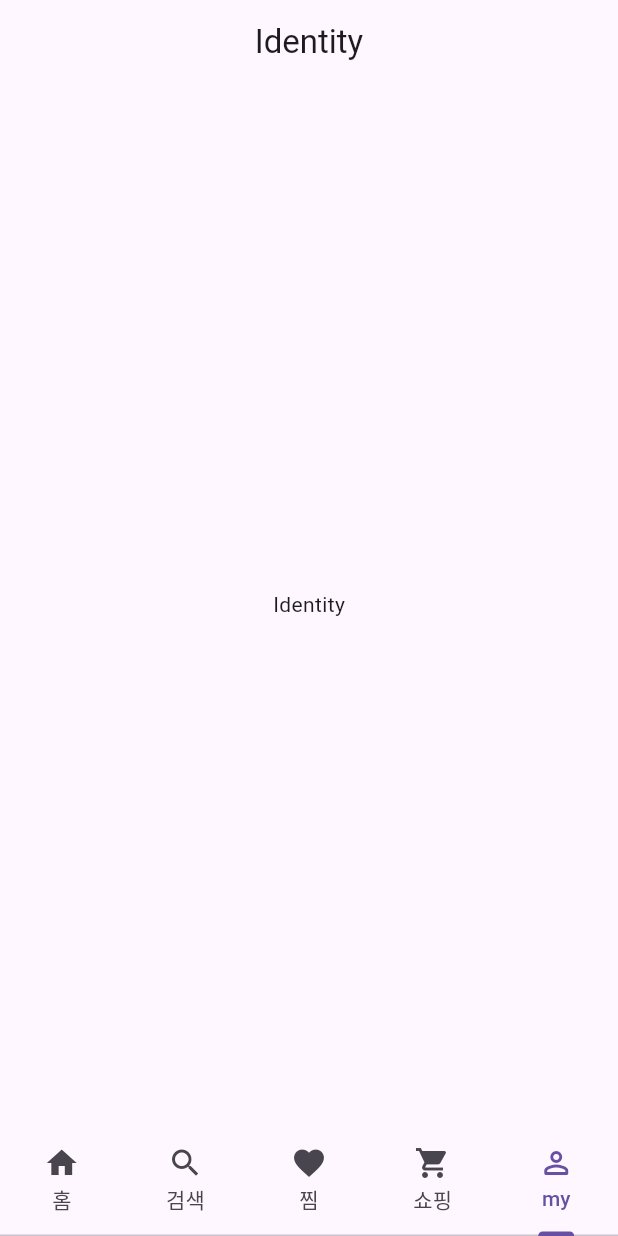
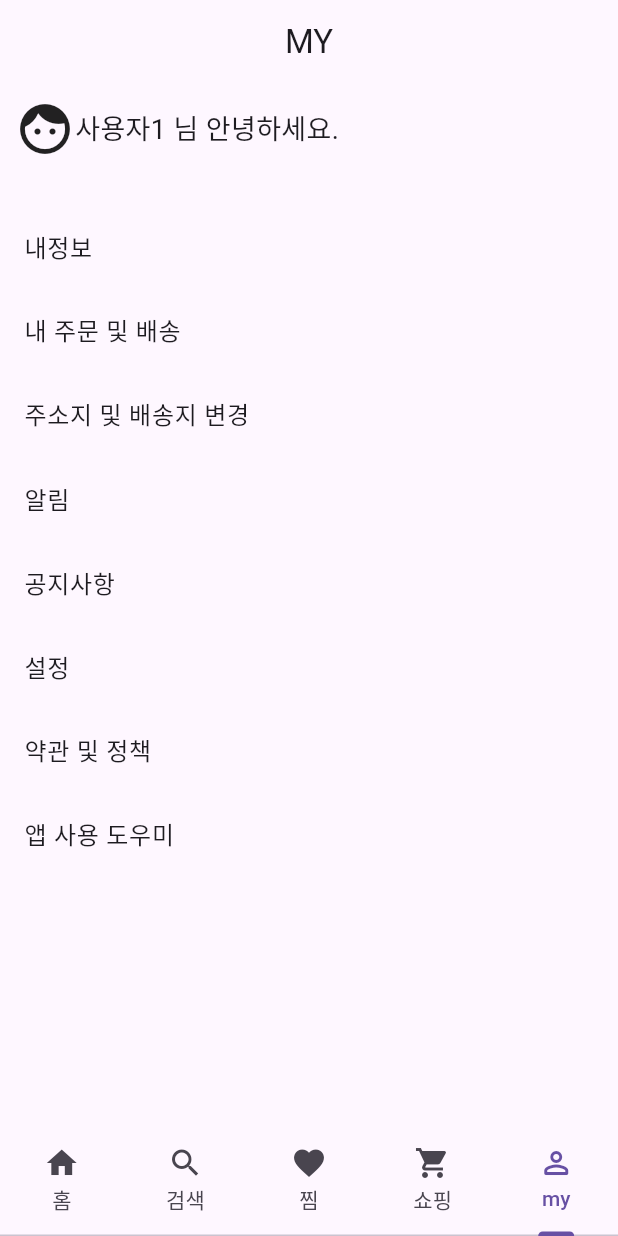
Before and after one commit to suhunPark38/bodyguard, a Flutter app: the screen it shows after launch, item 5 of the bottom bar chosen, on a phone screen of 412 x 824 dp. Run offline on Flutter 3.47's test engine with Material 3 defaults, Android fonts, the phone set to English and light mode, and no system bars; our stand-ins replace table_calendar.

Commit message:
identity_page.dart 프론트엔드 구현

```diff
--- a/lib/screens/identity_page.dart
+++ b/lib/screens/identity_page.dart
@@ -1,17 +1,84 @@
 import 'package:flutter/material.dart';
 
+class IdentityPage extends StatelessWidget {
+  List<String> identityList = [
+    '내정보',
+    '내 주문 및 배송',
+    '주소지 및 배송지 변경',
+    '알림',
+    '공지사항',
+    '설정',
+    '약관 및 정책',
+    '앱 사용 도우미'
+  ];
 
-class IdentityPage extends StatelessWidget {
   @override
   Widget build(BuildContext context) {
     return Scaffold(
       appBar: AppBar(
-        title: Text('Identity'),
+        title: const Text('MY'),
         centerTitle: true,
       ),
-      body: Center(
-        child: const Text('Identity'),
+      body: Column(
+        crossAxisAlignment: CrossAxisAlignment.start,
+        children: [
+          const Padding(
+            padding: EdgeInsets.all(10.0),
+            child: Row(
+              mainAxisAlignment: MainAxisAlignment.start,
+              children: [
+                Icon(Icons.face, size: 40),
+                Text(
+                  '사용자1 님 안녕하세요.',
+                  style: TextStyle(
+                    fontSize: 18,
+                  ),
+                ),
+              ],
+            ),
+          ),
+          const SizedBox(height: 20),
+          Expanded(
+            child: ListView.builder(
+              itemCount: identityList.length,
+              itemBuilder: (BuildContext context, int index) {
+                return ListTile(
+                  onTap: () {
+                    Navigator.push(
+                      context,
+                      MaterialPageRoute(
+                        builder: (context) => DetailPage(identityList[index]),
+                      ),
+                    );
+                  },
+                  title: Container(child: Text(identityList[index])),
+                );
+              },
+            ),
+          ),
+        ],
       ),
     );
   }
 }
+
+class DetailPage extends StatelessWidget {
+  final String detail;
+
+  const DetailPage(this.detail, {super.key});
+
+  @override
+  Widget build(BuildContext context) {
+    return Scaffold(
+      appBar: AppBar(
+        title: Text(detail),
+      ),
+      body: Center(
+        child: Text(
+          '$detail에 대한 세부 정보',
+          style: const TextStyle(fontSize: 20),
+        ),
+      ),
+    );
+  }
+}
```
Also changed, not shown: lib/screens/activity_page.dart (added, +17 -0 lines), lib/screens/home_page.dart (+19 -6 lines).
